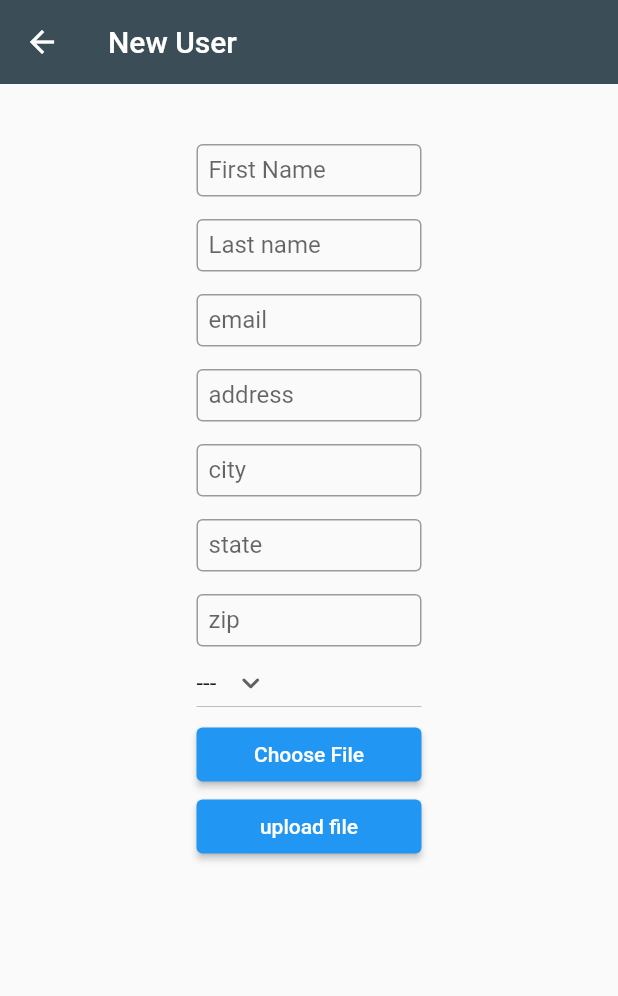
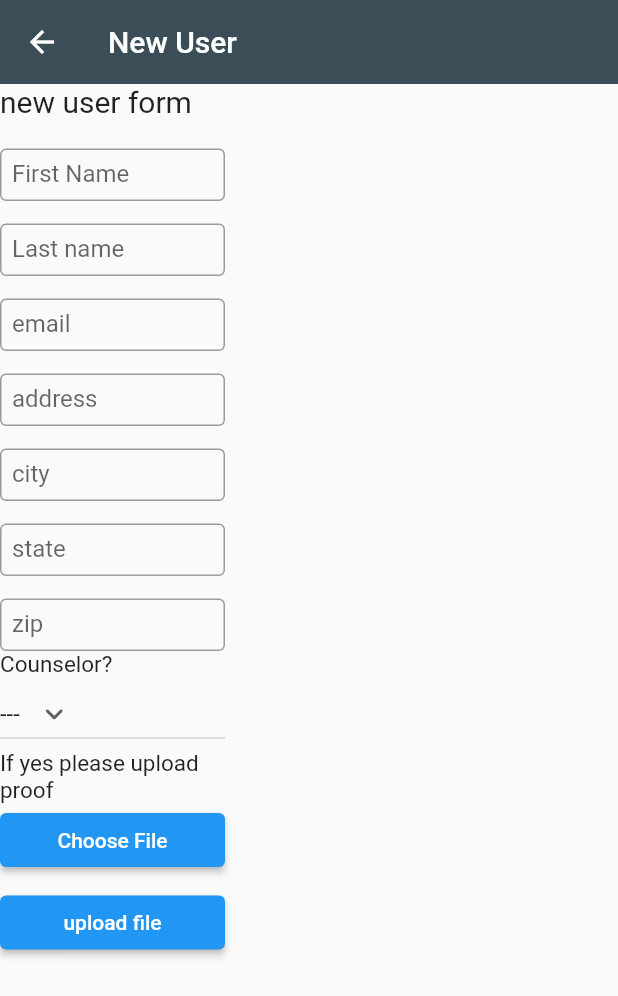
Before and after one commit to bwareing/senior_project, a Flutter app: the NewUser screen opened directly, on a phone screen of 412 x 824 dp. Shown: the top 996 px of the screen. Run offline on Flutter 3.47's test engine with Material 2 defaults, Android fonts, the phone set to English and light mode, and no system bars; our stand-ins replace file_picker; missing offline and left inert: dart:html.

Commit message:
got file uploaded to display

```diff
--- a/lib/views/screens/newprofilecreatepage.dart
+++ b/lib/views/screens/newprofilecreatepage.dart
@@ -61,6 +61,8 @@ class _NewUser extends State<NewUser> {
         backgroundColor: Color.fromARGB(255, 59, 77, 86),
       ),
       body: Center(
+        child: Align(
+          alignment: Alignment.topLeft,
           child: Column(
             mainAxisAlignment: MainAxisAlignment.center,
             crossAxisAlignment: CrossAxisAlignment.center,
@@ -70,8 +72,9 @@ class _NewUser extends State<NewUser> {
                 width: 150,
                 child: ListView(
                   children: [
+                    const Text("new user form", style: TextStyle(fontSize: 20)),
                     const SizedBox(
-                    height: 40,
+                      height: 20,
                     ),
                     TextFormField(
                       controller: _firstNameController,
@@ -154,6 +157,7 @@ class _NewUser extends State<NewUser> {
                         contentPadding: EdgeInsets.all(8),
                       ),
                     ),
+                    const Text("Counselor?", style: TextStyle(fontSize: 15)),
                     DropdownButton(
                       value: dropdownvalue,
                       icon: const Icon(Icons.keyboard_arrow_down_rounded),
@@ -169,9 +173,17 @@ class _NewUser extends State<NewUser> {
                         });
                       },
                     ),
+                    const Text("If yes please upload proof",
+                        style: TextStyle(fontSize: 15)),
                     ElevatedButton(
                         child: const Text("Choose File"),
                         onPressed: () => _chooseFileUsingFilePicker()),
+                    if (objFile != null) Text("File name: ${objFile.name}"),
+                    //if (objFile != null) Text()
+
+                    const SizedBox(
+                      height: 7,
+                    ),
                     ElevatedButton(
                         child: const Text("upload file"),
                         onPressed: () => uploadSelectedFile()),
@@ -181,6 +193,7 @@ class _NewUser extends State<NewUser> {
             ],
           ),
         ),
+      ),
     );
   }
 }
```
Lines whose indentation alone changed are shown as unchanged.
